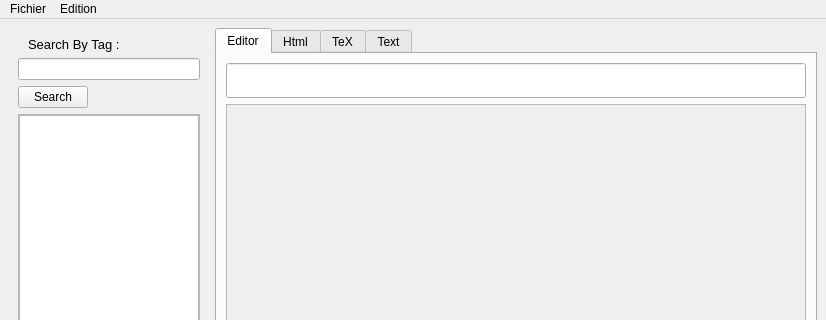
The window that view/mainwindow.ui (DEKHTIARJonathan/LO21-Project) describes before a commit, drawn with Qt 5; both pictures show x 0 to 826 and y 0 to 320 of the 826 by 578 pixel window.
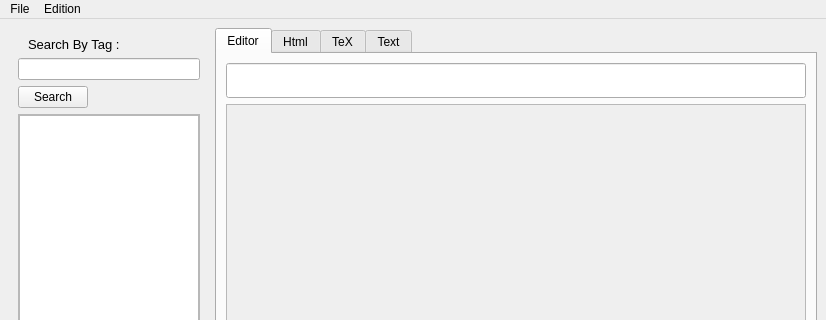
The same window after the commit.

```diff
--- a/view/mainwindow.ui
+++ b/view/mainwindow.ui
@@ -317,9 +317,9 @@
      <height>21</height>
     </rect>
    </property>
-   <widget class="QMenu" name="menuFichier">
+   <widget class="QMenu" name="menuFile">
     <property name="title">
-     <string>Fichier</string>
+     <string>File</string>
     </property>
     <widget class="QMenu" name="menuNouvelleNote">
      <property name="title">
@@ -344,7 +344,7 @@
     <addaction name="actionCouper"/>
     <addaction name="actionColler"/>
    </widget>
-   <addaction name="menuFichier"/>
+   <addaction name="menuFile"/>
    <addaction name="menuEdition"/>
   </widget>
   <widget class="QStatusBar" name="statusbar">
```
Left out of the diff: 25 changed lines with no effect on the pictures.
